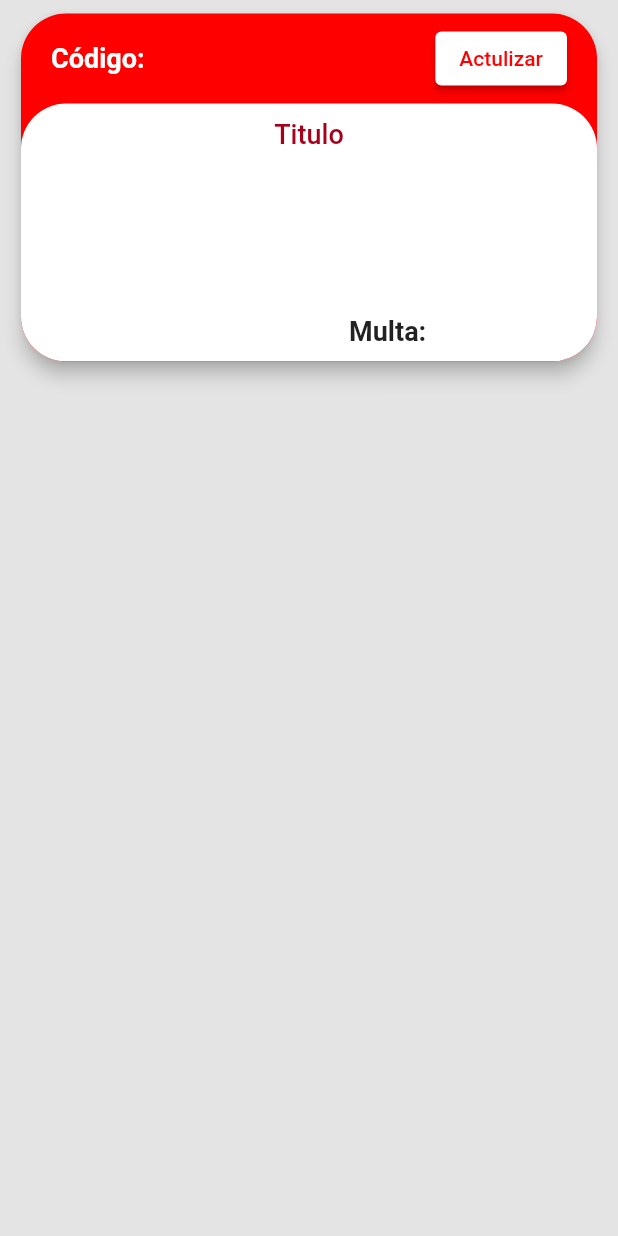
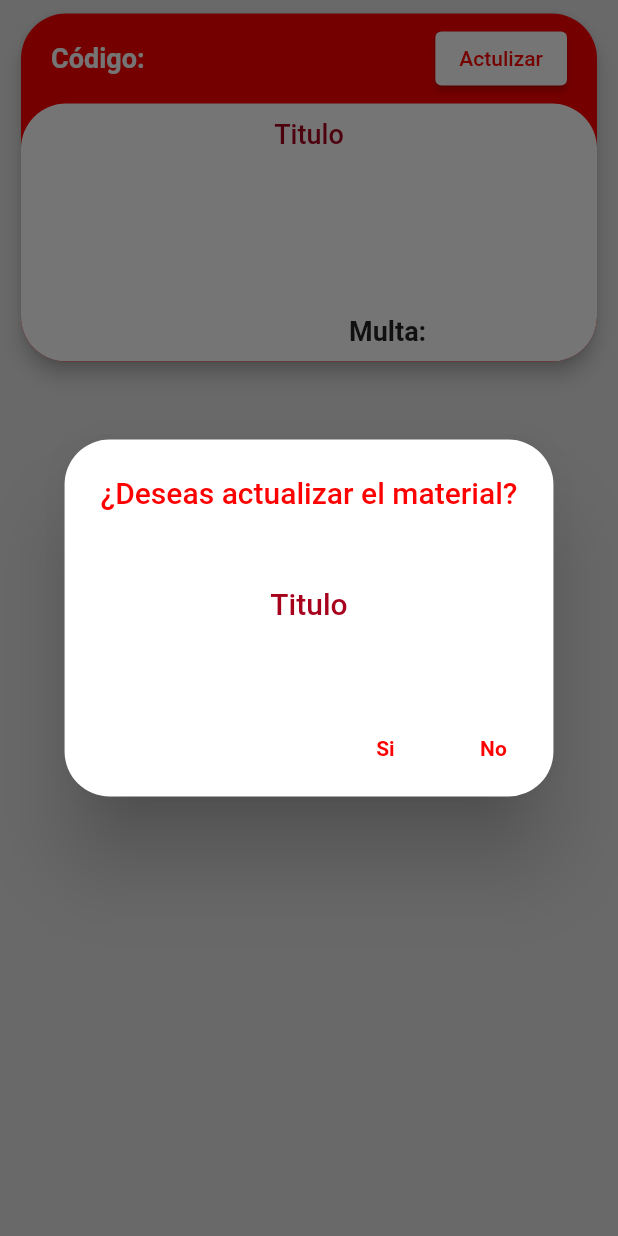
Before and after one commit to code3743/biblio-app, a Flutter app: the InformacionLibro widget shown alone on an empty page, opened directly with empty values, after a tap on "Actulizar", on a phone screen of 412 x 824 dp. Run offline on Flutter 3.47's test engine with Material 2 defaults, Android fonts, the light colour scheme and no system bars; our stand-ins replace lottie, shared_preferences; accounts and stored records are empty.

Commit message:
Boton Actualizar libro

```diff
--- a/lib/screens/prestamo_screen.dart
+++ b/lib/screens/prestamo_screen.dart
@@ -27,10 +27,7 @@ class PrestamoScreen extends StatelessWidget {
               itemCount: librosPrestados.length,
               itemBuilder: (context, index) {
                 return InformacionLibro(
-                    titulo: librosPrestados[index].titulo,
-                    multa: librosPrestados[index].multa,
-                    fecha: librosPrestados[index].fecha,
-                    codigo: librosPrestados[index].codigo);
+                   librosPrestado: librosPrestados[index],);
               },
             ),
           ),
--- a/lib/widgets/informacion_libros.dart
+++ b/lib/widgets/informacion_libros.dart
@@ -1,23 +1,21 @@
 import 'package:flutter/material.dart';
+import 'package:opac_univalle/models/opac_models.dart';
 
 import 'package:opac_univalle/themes/app_theme.dart';
+import 'package:opac_univalle/utils/mostrar_alerta.dart';
+import 'package:opac_univalle/widgets/alerta_si_no.dart';
 
 class InformacionLibro extends StatelessWidget {
-  final String titulo;
-  final String multa;
-  final String fecha;
-  final String codigo;
-
+  final LibrosPrestado librosPrestado;
   const InformacionLibro({
     Key? key,
-    required this.titulo,
-    required this.multa,
-    required this.fecha,
-    required this.codigo,
+    required this.librosPrestado,
   }) : super(key: key);
 
   @override
   Widget build(BuildContext context) {
+    String? fechaActulizada;
+
     return Container(
       width: double.infinity,
       height: 250,
@@ -37,21 +35,14 @@ class InformacionLibro extends StatelessWidget {
                 children: [
                   Expanded(
                       child: Text(
-                    'Código: $codigo',
+                    'Código: ${librosPrestado.codigo}',
                     style: const TextStyle(
                         color: Colors.white,
                         fontSize: 18,
                         overflow: TextOverflow.ellipsis,
                         fontWeight: FontWeight.w600),
                   )),
-                  ElevatedButton(
-                      style: ElevatedButton.styleFrom(
-                          backgroundColor: Colors.white),
-                      onPressed: () {},
-                      child: Text(
-                        'Actulizar',
-                        style: TextStyle(color: AppTheme.primaryColor),
-                      ))
+                  ActualizarLibro(librosPrestado: librosPrestado)
                 ],
               ),
             ),
@@ -81,7 +72,7 @@ class InformacionLibro extends StatelessWidget {
                         padding: const EdgeInsets.symmetric(horizontal: 35),
                         child: Center(
                           child: Text(
-                            titulo,
+                            librosPrestado.titulo,
                             maxLines: 4,
                             style: const TextStyle(
                                 overflow: TextOverflow.ellipsis,
@@ -96,14 +87,14 @@ class InformacionLibro extends StatelessWidget {
                       mainAxisAlignment: MainAxisAlignment.spaceEvenly,
                       children: [
                         Text(
-                          fecha,
+                          fechaActulizada ?? librosPrestado.fecha,
                           style: const TextStyle(
                               fontSize: 18,
                               overflow: TextOverflow.ellipsis,
                               fontWeight: FontWeight.w600),
                         ),
                         Text(
-                          'Multa: $multa',
+                          'Multa: ${librosPrestado.multa}',
                           style: const TextStyle(
                               fontSize: 18,
                               overflow: TextOverflow.ellipsis,
@@ -124,3 +115,66 @@ class InformacionLibro extends StatelessWidget {
     );
   }
 }
+
+class ActualizarLibro extends StatelessWidget {
+  const ActualizarLibro({
+    Key? key,
+    required this.librosPrestado,
+  }) : super(key: key);
+
+  final LibrosPrestado librosPrestado;
+
+  @override
+  Widget build(BuildContext context) {
+    return ElevatedButton(
+        style: ElevatedButton.styleFrom(backgroundColor: Colors.white),
+        onPressed: () {
+          mostrarAlerta(
+              context,
+              AlertaSiNo(
+                  title: '¿Deseas actualizar el material?',
+                  onPressendSi: () {},
+                  onPressendNo: () {
+                    Navigator.pop(context);
+                  },
+                  child: Column(
+                    mainAxisSize: MainAxisSize.min,
+                    children: [
+                      Text(
+                        librosPrestado.codigo,
+                        style: const TextStyle(
+                            fontSize: 18,
+                            overflow: TextOverflow.ellipsis,
+                            fontWeight: FontWeight.w600),
+                      ),
+                      const SizedBox(
+                        height: 20,
+                      ),
+                      Text(
+                        'Titulo',
+                        style: TextStyle(
+                            color: AppTheme.primaryColorDark,
+                            fontSize: 20,
+                            fontWeight: FontWeight.w500),
+                      ),
+                      const SizedBox(
+                        height: 20,
+                      ),
+                      Text(
+                        librosPrestado.titulo,
+                        maxLines: 4,
+                        style: const TextStyle(
+                            overflow: TextOverflow.ellipsis,
+                            fontWeight: FontWeight.bold,
+                            fontSize: 20),
+                        textAlign: TextAlign.center,
+                      )
+                    ],
+                  )));
+        },
+        child: Text(
+          'Actulizar',
+          style: TextStyle(color: AppTheme.primaryColor),
+        ));
+  }
+}
```
